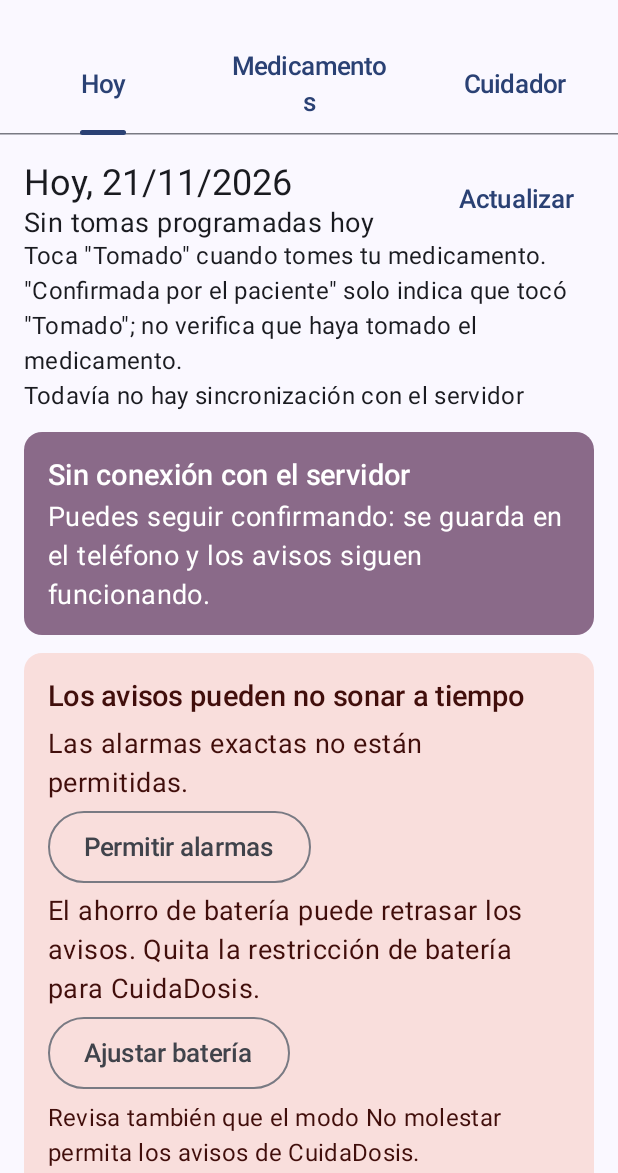
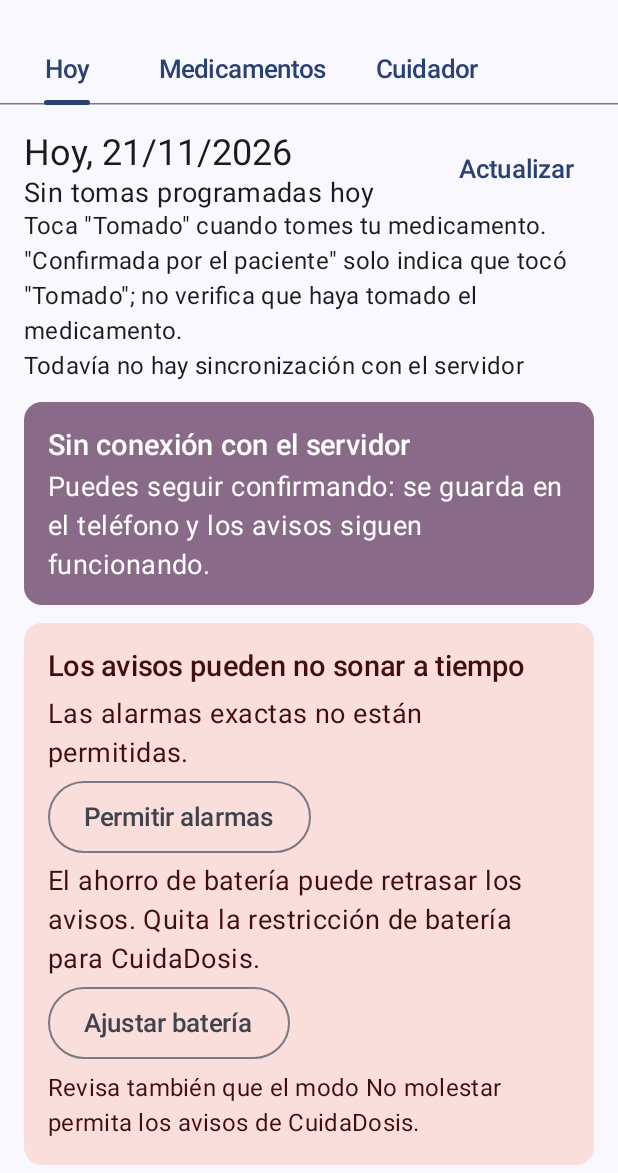
Before and after one commit to AlfonsoRE/CuidaDosis, an Android app built with Jetpack Compose: the PatientHomeScreen screen opened through its navigation route, on a phone screen of 412 x 824 dp, the part 63-1236 px from its top. Run offline under Robolectric (Android 15) with nearby library versions, the phone set to English and light mode, and no system bars; network calls fail; pictures from the network do not load.

Commit message:
fix(android): redondea los minutos del aviso y evita cortar las pestañas con letra grande

```diff
--- a/android/app/src/main/java/mx/cuidadosis/app/reminders/ReminderNotifier.kt
+++ b/android/app/src/main/java/mx/cuidadosis/app/reminders/ReminderNotifier.kt
@@ -45,8 +45,9 @@ object ReminderNotifier {
         }
         val summary = when (kind) {
             ReminderKind.BEFORE -> {
-                val minutes = Duration.between(Instant.now(), intakeAt.atZone(REMINDER_ZONE).toInstant())
-                    .toMinutes().coerceAtLeast(1)
+                // Redondeo hacia arriba: la alarma suena unos milisegundos después de T - L
+                val seconds = Duration.between(Instant.now(), intakeAt.atZone(REMINDER_ZONE).toInstant()).seconds
+                val minutes = ((seconds + 30) / 60).coerceAtLeast(1)
                 if (minutes == 1L) "En 1 minuto" else "En $minutes minutos"
             }
             ReminderKind.DUE -> "Sigue pendiente"
--- a/android/app/src/main/java/mx/cuidadosis/app/ui/patient/PatientHomeScreen.kt
+++ b/android/app/src/main/java/mx/cuidadosis/app/ui/patient/PatientHomeScreen.kt
@@ -7,7 +7,8 @@ import androidx.compose.foundation.layout.padding
 import androidx.compose.material3.ExperimentalMaterial3Api
 import androidx.compose.material3.ExtendedFloatingActionButton
 import androidx.compose.material3.MaterialTheme
-import androidx.compose.material3.PrimaryTabRow
+import androidx.compose.material3.PrimaryScrollableTabRow
+import androidx.compose.ui.unit.dp
 import androidx.compose.material3.Scaffold
 import androidx.compose.material3.SnackbarHost
 import androidx.compose.material3.SnackbarHostState
@@ -59,9 +60,14 @@ fun PatientHomeScreen(
                         TextButton(onClick = onLogout) { Text("Salir") }
                     },
                 )
-                PrimaryTabRow(selectedTabIndex = tab.ordinal) {
+                PrimaryScrollableTabRow(selectedTabIndex = tab.ordinal, edgePadding = 0.dp) {
                     PatientTab.entries.forEach { t ->
-                        Tab(selected = tab == t, onClick = { tab = t }, text = { Text(t.label) })
+                        // Una sola línea aunque la letra sea grande
+                        Tab(
+                            selected = tab == t,
+                            onClick = { tab = t },
+                            text = { Text(t.label, maxLines = 1, softWrap = false, style = MaterialTheme.typography.labelLarge) },
+                        )
                     }
                 }
             }
```
